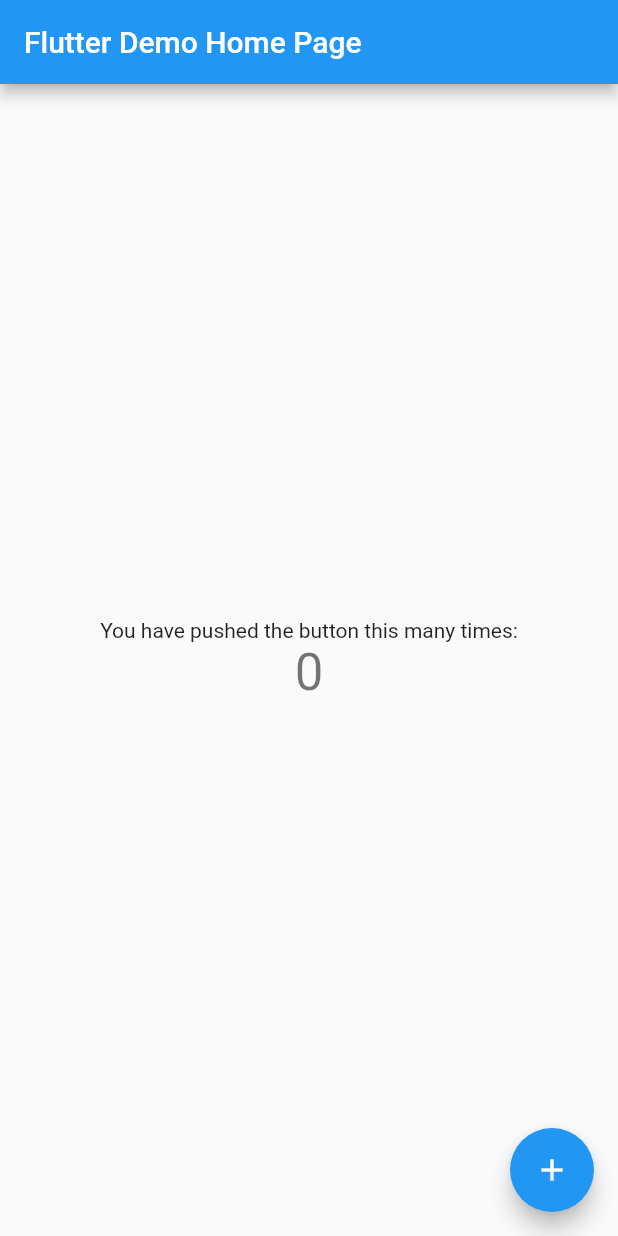
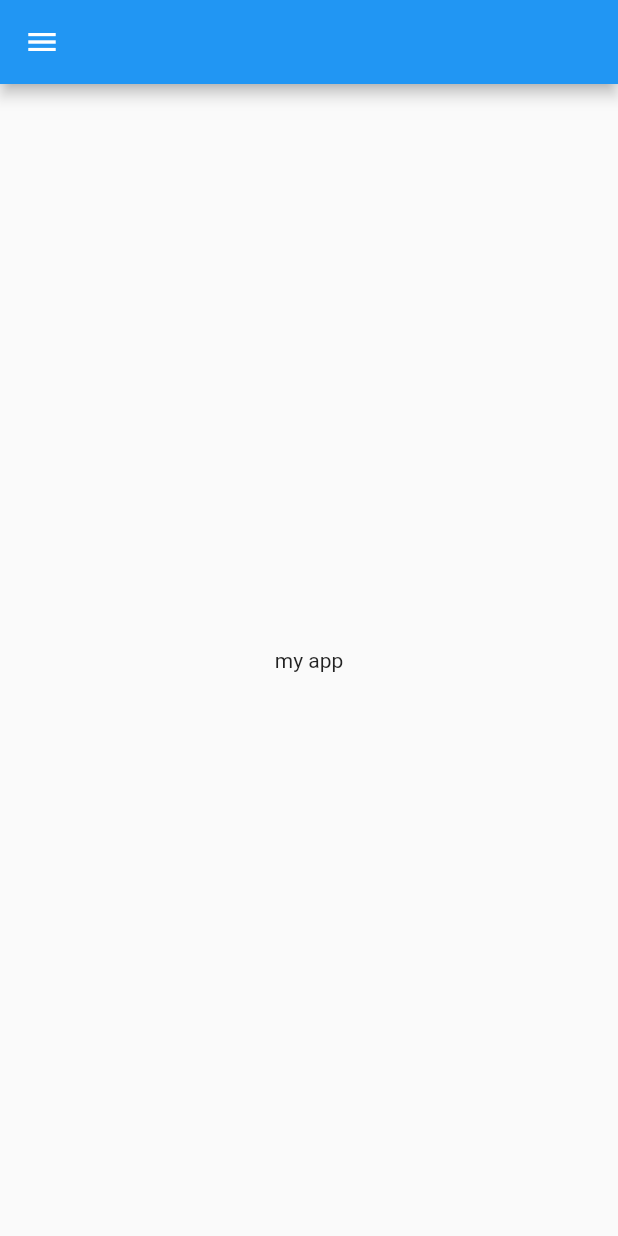
Before and after one commit to yusuf-raza/catalog-app, a Flutter app: the screen it shows after launch, on a phone screen of 412 x 824 dp. Run offline on Flutter 3.47's test engine with Material 2 defaults, Android fonts, the phone set to English and light mode, and no system bars.

Commit message:
day 1 work - created homepage

```diff
--- a/lib/home_page.dart
+++ b/lib/home_page.dart
@@ -0,0 +1,18 @@
+
+
+import 'package:flutter/material.dart';
+
+class HomePage extends StatelessWidget {
+  const HomePage({Key? key}) : super(key: key);
+
+  @override
+  Widget build(BuildContext context) {
+    return Scaffold(
+      appBar: AppBar(),
+      body: Container(
+        child: Center(child: Text("my app"),),
+      ),
+      drawer: Drawer(elevation: 10,),
+    );
+  }
+}
--- a/lib/main.dart
+++ b/lib/main.dart
@@ -1,3 +1,4 @@
+import 'package:catalog_app/home_page.dart';
 import 'package:flutter/material.dart';
 
 void main() {
@@ -13,103 +14,9 @@ class MyApp extends StatelessWidget {
     return MaterialApp(
       title: 'Flutter Demo',
       theme: ThemeData(
-        // This is the theme of your application.
-        //
-        // Try running your application with "flutter run". You'll see the
-        // application has a blue toolbar. Then, without quitting the app, try
-        // changing the primarySwatch below to Colors.green and then invoke
-        // "hot reload" (press "r" in the console where you ran "flutter run",
-        // or simply save your changes to "hot reload" in a Flutter IDE).
-        // Notice that the counter didn't reset back to zero; the application
-        // is not restarted.
         primarySwatch: Colors.blue,
       ),
-      home: const MyHomePage(title: 'Flutter Demo Home Page'),
+      home:HomePage(),
     );
   }
 }
-
-class MyHomePage extends StatefulWidget {
-  const MyHomePage({super.key, required this.title});
-
-  // This widget is the home page of your application. It is stateful, meaning
-  // that it has a State object (defined below) that contains fields that affect
-  // how it looks.
-
-  // This class is the configuration for the state. It holds the values (in this
-  // case the title) provided by the parent (in this case the App widget) and
-  // used by the build method of the State. Fields in a Widget subclass are
-  // always marked "final".
-
-  final String title;
-
-  @override
-  State<MyHomePage> createState() => _MyHomePageState();
-}
-
-class _MyHomePageState extends State<MyHomePage> {
-  int _counter = 0;
-
-  void _incrementCounter() {
-    setState(() {
-      // This call to setState tells the Flutter framework that something has
-      // changed in this State, which causes it to rerun the build method below
-      // so that the display can reflect the updated values. If we changed
-      // _counter without calling setState(), then the build method would not be
-      // called again, and so nothing would appear to happen.
-      _counter++;
-    });
-  }
-
-  @override
-  Widget build(BuildContext context) {
-    // This method is rerun every time setState is called, for instance as done
-    // by the _incrementCounter method above.
-    //
-    // The Flutter framework has been optimized to make rerunning build methods
-    // fast, so that you can just rebuild anything that needs updating rather
-    // than having to individually change instances of widgets.
-    return Scaffold(
-      appBar: AppBar(
-        // Here we take the value from the MyHomePage object that was created by
-        // the App.build method, and use it to set our appbar title.
-        title: Text(widget.title),
-      ),
-      body: Center(
-        // Center is a layout widget. It takes a single child and positions it
-        // in the middle of the parent.
-        child: Column(
-          // Column is also a layout widget. It takes a list of children and
-          // arranges them vertically. By default, it sizes itself to fit its
-          // children horizontally, and tries to be as tall as its parent.
-          //
-          // Invoke "debug painting" (press "p" in the console, choose the
-          // "Toggle Debug Paint" action from the Flutter Inspector in Android
-          // Studio, or the "Toggle Debug Paint" command in Visual Studio Code)
-          // to see the wireframe for each widget.
-          //
-          // Column has various properties to control how it sizes itself and
-          // how it positions its children. Here we use mainAxisAlignment to
-          // center the children vertically; the main axis here is the vertical
-          // axis because Columns are vertical (the cross axis would be
-          // horizontal).
-          mainAxisAlignment: MainAxisAlignment.center,
-          children: <Widget>[
-            const Text(
-              'You have pushed the button this many times:',
-            ),
-            Text(
-              '$_counter',
-              style: Theme.of(context).textTheme.headline4,
-            ),
-          ],
-        ),
-      ),
-      floatingActionButton: FloatingActionButton(
-        onPressed: _incrementCounter,
-        tooltip: 'Increment',
-        child: const Icon(Icons.add),
-      ), // This trailing comma makes auto-formatting nicer for build methods.
-    );
-  }
-}
```
